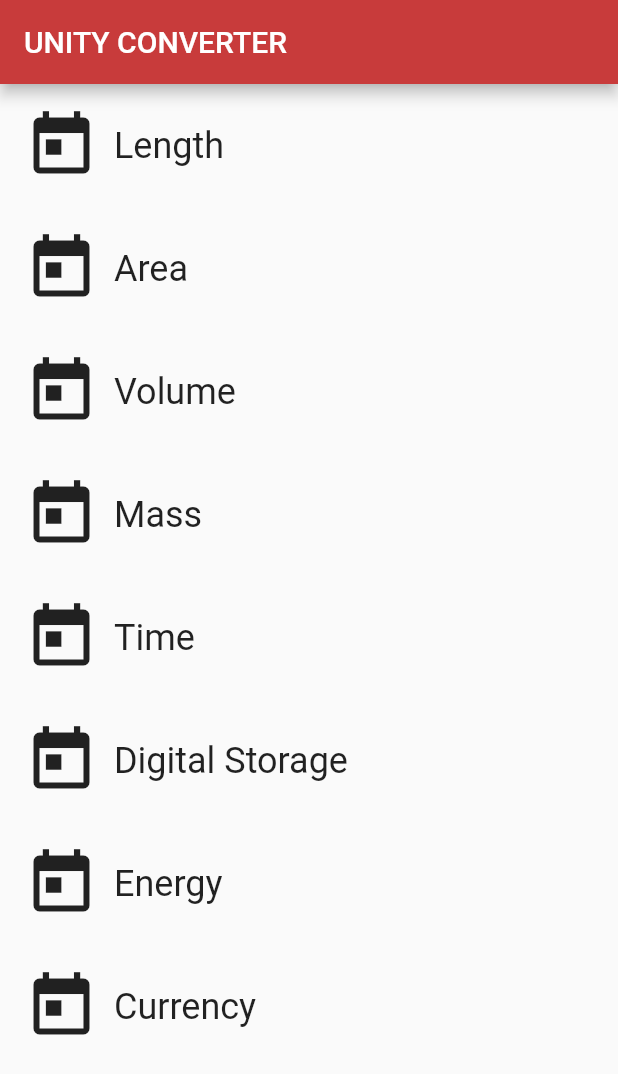
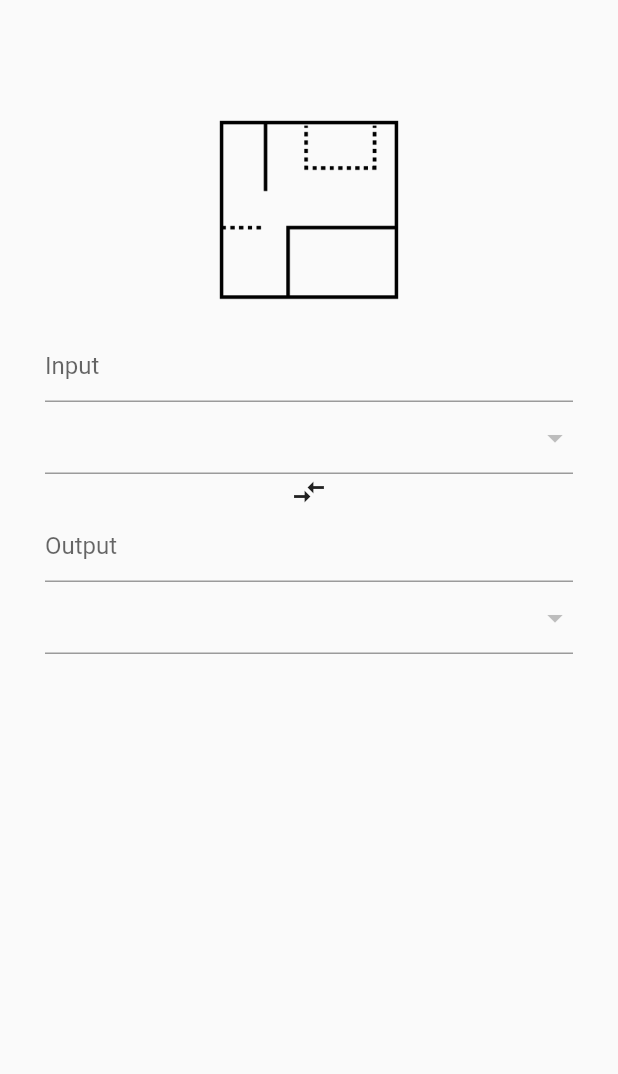
Before and after one commit to emiliosheinz/flutter-unity-converter, a Flutter app: the screen it shows after launch, after a tap on "Length", on a phone screen of 412 x 824 dp. Shown: the top 1074 px of the screen. Run offline on Flutter 3.47's test engine with Material 2 defaults, Android fonts, the phone set to English and light mode, and no system bars.

Commit message:
Adding animation and input

```diff
--- a/unity_converter/lib/components/converter-option-row.dart
+++ b/unity_converter/lib/components/converter-option-row.dart
@@ -2,25 +2,35 @@ import 'package:flutter/material.dart';
 
 class ConverterOptionRow extends StatelessWidget {
   final String title;
-  final IconData icon;
+  final String image;
   final Color color;
+  final Function onPress;
 
-  ConverterOptionRow(
-      {@required this.title, @required this.icon, @required this.color});
+  ConverterOptionRow({
+    @required this.title,
+    @required this.image,
+    @required this.color,
+    @required this.onPress,
+  });
 
   @override
   Widget build(BuildContext context) {
+    print('assets/icons/$image.png');
     return InkWell(
-      onTap: () => {print('BATATA')},
+      onTap: onPress,
       splashColor: color,
       highlightColor: color,
       child: Padding(
         padding: const EdgeInsets.all(16.0),
         child: Row(
           children: <Widget>[
-            Icon(
-              icon,
-              size: 50,
+            Hero(
+              tag: image,
+              child: SizedBox(
+                height: 50,
+                width: 50,
+                child: Image.asset('assets/icons/$image.png'),
+              ),
             ),
             SizedBox(
               width: 10,
--- /dev/null
+++ b/unity_converter/lib/models/category.dart
@@ -0,0 +1,11 @@
+import 'package:flutter/material.dart';
+import 'package:unity_converter/models/unit.dart';
+
+class CategoryModel {
+  String name;
+  List<UnitModel> unities;
+
+  CategoryModel({@required name, @required List<UnitModel> unities})
+      : unities = unities,
+        name = name;
+}
--- /dev/null
+++ b/unity_converter/lib/models/unit.dart
@@ -0,0 +1,8 @@
+class UnitModel {
+  String name;
+  double conversion;
+
+  UnitModel.fromJson(Map jsonMap)
+      : name = jsonMap['name'],
+        conversion = jsonMap['conversion'];
+}
--- /dev/null
+++ b/unity_converter/lib/pages/calculate.dart
@@ -0,0 +1,42 @@
+import 'package:flutter/material.dart';
+
+class CalculatePage extends StatelessWidget {
+  @override
+  Widget build(BuildContext context) {
+    return Scaffold(
+      body: Center(
+        child: Padding(
+          padding: EdgeInsets.only(top: 80, left: 30, right: 30, bottom: 30),
+          child: Column(
+            children: <Widget>[
+              Hero(
+                tag: 'area',
+                child: SizedBox(
+                  height: 120,
+                  width: 120,
+                  child: Image.asset('assets/icons/area.png'),
+                ),
+              ),
+              SizedBox(height: 20),
+              Form(
+                child: Column(
+                  children: <Widget>[
+                    TextFormField(
+                      decoration: InputDecoration(hintText: 'Input'),
+                    ),
+                    DropdownButtonFormField(),
+                    Icon(Icons.compare_arrows),
+                    TextFormField(
+                      decoration: InputDecoration(hintText: 'Output'),
+                    ),
+                    DropdownButtonFormField(),
+                  ],
+                ),
+              )
+            ],
+          ),
+        ),
+      ),
+    );
+  }
+}
--- a/unity_converter/lib/pages/home.dart
+++ b/unity_converter/lib/pages/home.dart
@@ -1,18 +1,18 @@
+import 'dart:convert';
+
 import 'package:flutter/material.dart';
 import 'package:unity_converter/components/converter-option-row.dart';
+import 'package:unity_converter/models/category.dart';
+import 'package:unity_converter/models/unit.dart';
+import 'package:unity_converter/pages/calculate.dart';
 
-class HomePage extends StatelessWidget {
-  final categoryNames = <String>[
-    'Length',
-    'Area',
-    'Volume',
-    'Mass',
-    'Time',
-    'Digital Storage',
-    'Energy',
-    'Currency',
-  ];
+class HomePage extends StatefulWidget {
+  @override
+  _HomePageState createState() => _HomePageState();
+}
 
+class _HomePageState extends State<HomePage> {
+  List<CategoryModel> categories;
   final baseColors = <Color>[
     Colors.teal,
     Colors.orange,
@@ -24,6 +24,67 @@ class HomePage extends StatelessWidget {
     Colors.red,
   ];
 
+  _loadPageData() async {
+    final json = await DefaultAssetBundle.of(context)
+        .loadString('assets/data/regular_units.json');
+
+    final jsonData = JsonDecoder().convert(json);
+
+    List<CategoryModel> categoriesList = [];
+    jsonData.keys.forEach((key) {
+      List<UnitModel> unitiesList = [];
+
+      jsonData[key].forEach((obj) {
+        unitiesList.add(UnitModel.fromJson(obj));
+      });
+
+      categoriesList.add(
+        CategoryModel(name: key, unities: unitiesList),
+      );
+    });
+
+    setState(() {
+      categories = categoriesList;
+    });
+  }
+
+  @override
+  void initState() {
+    super.initState();
+
+    _loadPageData();
+  }
+
+  _renderContent() {
+    if (categories != null) {
+      return Container(
+        child: ListView.builder(
+          itemBuilder: (context, index) {
+            var itemName = categories[index].name;
+            var imageName = itemName.toLowerCase().replaceAll(' ', '_');
+
+            return ConverterOptionRow(
+              color: baseColors[index],
+              title: itemName,
+              image: imageName,
+              onPress: () {
+                Navigator.push(
+                  context,
+                  MaterialPageRoute(
+                    builder: (context) => CalculatePage(),
+                  ),
+                );
+              },
+            );
+          },
+          itemCount: categories.length,
+        ),
+      );
+    }
+
+    return Container();
+  }
+
   @override
   Widget build(BuildContext context) {
     return Scaffold(
@@ -31,18 +92,7 @@ class HomePage extends StatelessWidget {
         title: Text('UNITY CONVERTER'),
         backgroundColor: Color.fromRGBO(200, 59, 59, 1),
       ),
-      body: Container(
-        child: ListView.builder(
-          itemBuilder: (context, index) {
-            return ConverterOptionRow(
-              color: baseColors[index],
-              title: categoryNames[index],
-              icon: Icons.today,
-            );
-          },
-          itemCount: categoryNames.length,
-        ),
-      ),
+      body: _renderContent(),
     );
   }
 }
```
Also changed, not shown: unity_converter/pubspec.yaml (+3 -8 lines), unity_converter/assets/icons/energy.png (renamed from unity_converter/assets/icons/power.png).
